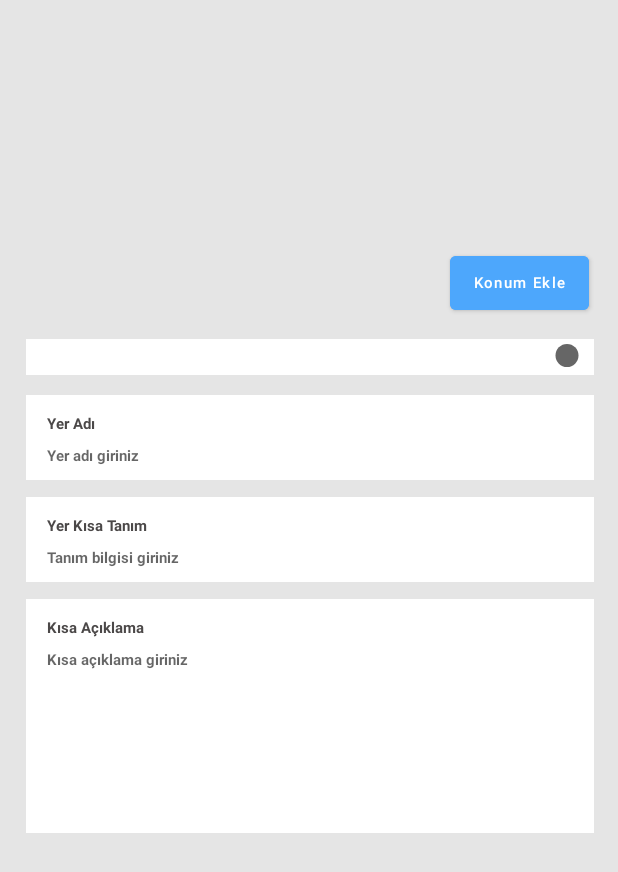
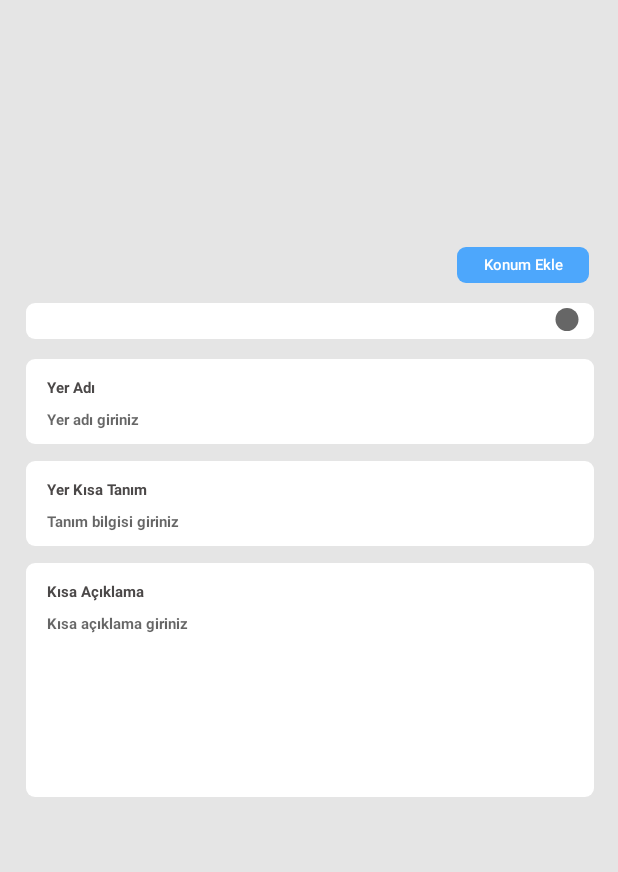
Before and after one commit to ibrahimertanylmz/TravelGuideApp, an Android app: the layout fragment_add_place.xml on its own in the app's theme, with its tools: preview values and no code run, on a phone screen of 412 x 824 dp. Shown: the top 872 px of the screen. Run offline under Robolectric (Android 15) with nearby library versions, the phone set to English and light mode, and no system bars.

Commit message:
round styles for adding pages updated

```diff
--- a/app/src/main/res/layout/fragment_add_place.xml
+++ b/app/src/main/res/layout/fragment_add_place.xml
@@ -18,14 +18,16 @@
         app:layout_constraintStart_toStartOf="parent"
         app:layout_constraintTop_toTopOf="parent" />
 
-    <Button
+    <androidx.appcompat.widget.AppCompatButton
         android:id="@+id/btnAddLocation"
-        android:layout_width="wrap_content"
-        android:layout_height="wrap_content"
+        android:layout_width="0dp"
+        android:layout_height="24dp"
         android:layout_marginTop="15dp"
         android:layout_marginEnd="19dp"
-        android:backgroundTint="#4DA7FC"
+        android:backgroundTint="@color/ui_hud"
+        android:textColor="#FFFFFF"
         android:text="@string/add_location"
+        android:background="@drawable/rounded_button"
         android:textAllCaps="false"
         android:textSize="10sp"
         app:layout_constraintEnd_toEndOf="parent"
@@ -39,7 +41,7 @@
         android:paddingLeft="14dp"
         android:layout_marginTop="13dp"
         android:layout_marginEnd="16dp"
-        android:background="#FFFFFF"
+        android:background="@drawable/text_background"
         app:layout_constraintEnd_toEndOf="parent"
         app:layout_constraintStart_toStartOf="parent"
         app:layout_constraintTop_toBottomOf="@+id/btnAddLocation" />
@@ -49,7 +51,7 @@
         android:layout_width="0dp"
         android:layout_height="wrap_content"
         android:layout_marginTop="13dp"
-        android:background="#FFFFFF"
+        android:background="@drawable/text_background"
         android:ems="10"
         android:hint="@string/edt_place_name"
         android:inputType="textPersonName"
@@ -67,7 +69,7 @@
         android:layout_width="0dp"
         android:layout_height="wrap_content"
         android:layout_marginTop="11dp"
-        android:background="#FFFFFF"
+        android:background="@drawable/text_background"
         android:ems="10"
         android:hint="@string/edt_definition_hint"
         android:inputType="textPersonName"
@@ -86,7 +88,7 @@
         android:layout_width="0dp"
         android:layout_height="156dp"
         android:layout_marginTop="11dp"
-        android:background="#FFFFFF"
+        android:background="@drawable/text_background"
         android:ems="10"
         android:gravity="clip_vertical"
         android:hint="@string/edt_description_hint"
--- a/app/src/main/res/layout/fragment_add_visitation.xml
+++ b/app/src/main/res/layout/fragment_add_visitation.xml
@@ -24,7 +24,7 @@
         android:layout_width="0dp"
         android:layout_height="wrap_content"
         android:layout_marginTop="35dp"
-        android:background="#FFFFFF"
+        android:background="@drawable/text_background"
         android:ems="10"
         android:hint="@string/visit_date_text"
         android:inputType="textPersonName"
@@ -43,7 +43,7 @@
         android:layout_height="0dp"
         android:layout_marginTop="21dp"
         android:layout_marginBottom="300dp"
-        android:background="#FFFFFF"
+        android:background="@drawable/text_background"
         android:ems="10"
         android:gravity="clip_vertical"
         android:hint="@string/edt_desc_hint"
```
